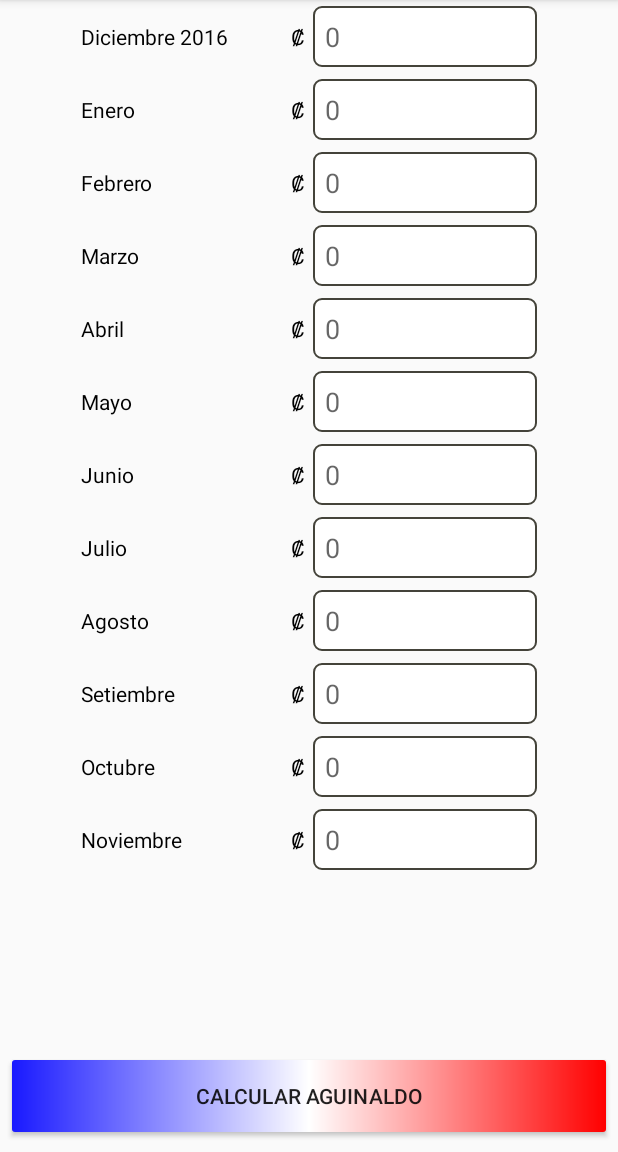
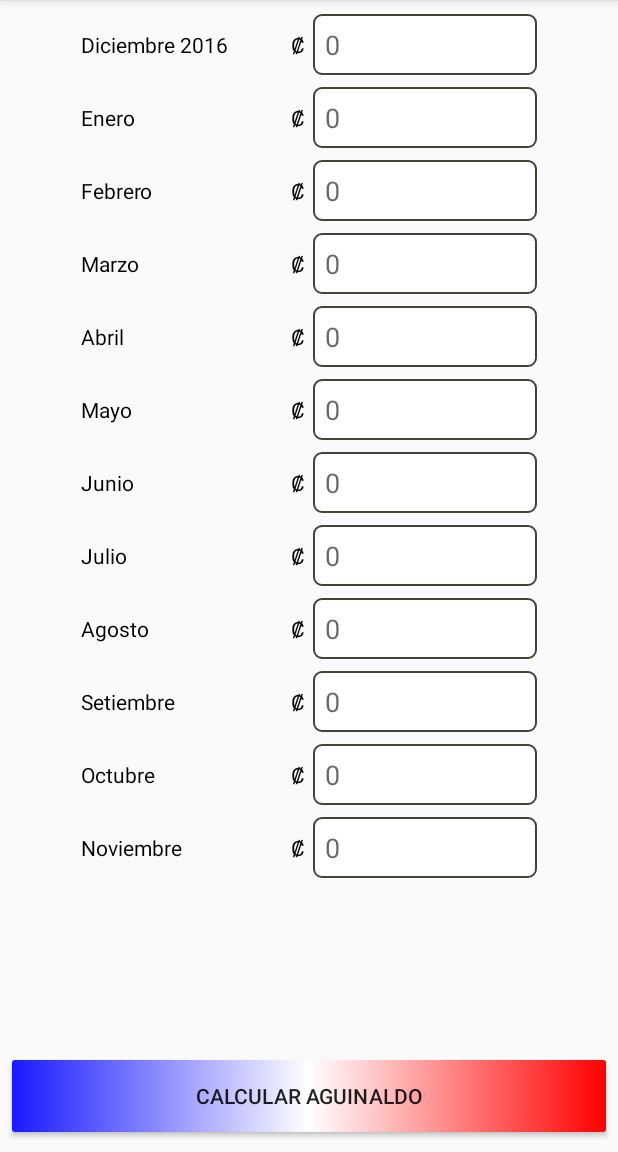
Before and after one commit to eusan91/AguinaldoCR, an Android app: the screen it shows after launch (MainActivity), on a phone screen of 412 x 824 dp, the part 84-1236 px from its top. Run offline under Robolectric (Android 15) with nearby library versions, the phone set to English and light mode, and no system bars.

Commit message:
fix para . en monto

```diff
--- a/app/src/main/java/com/santamaria/aguinaldocr/MonthAdapter.kt
+++ b/app/src/main/java/com/santamaria/aguinaldocr/MonthAdapter.kt
@@ -64,7 +64,7 @@ class MonthAdapter(private val monthList : ArrayList<Month>, private val context
 
                 var amount = viewHolder.amount.text.toString()
 
-                if (amount.isNotBlank())
+                if (amount.isNotBlank() && !amount.contains(".", false))
                     monthList[viewHolder.amount.tag as Int].amount = amount.toDouble()
                 else {
                     monthList[viewHolder.amount.tag as Int].amount = 0.0
--- a/app/src/main/res/layout/activity_main.xml
+++ b/app/src/main/res/layout/activity_main.xml
@@ -12,6 +12,8 @@
         android:divider="@null"
         android:dividerHeight="0dp"
         android:scrollbars="horizontal"
+        android:paddingTop="5dp"
+        android:paddingBottom="5dp"
         android:layout_above="@+id/buttonCalculate"></ListView>
 
     <Button
```
